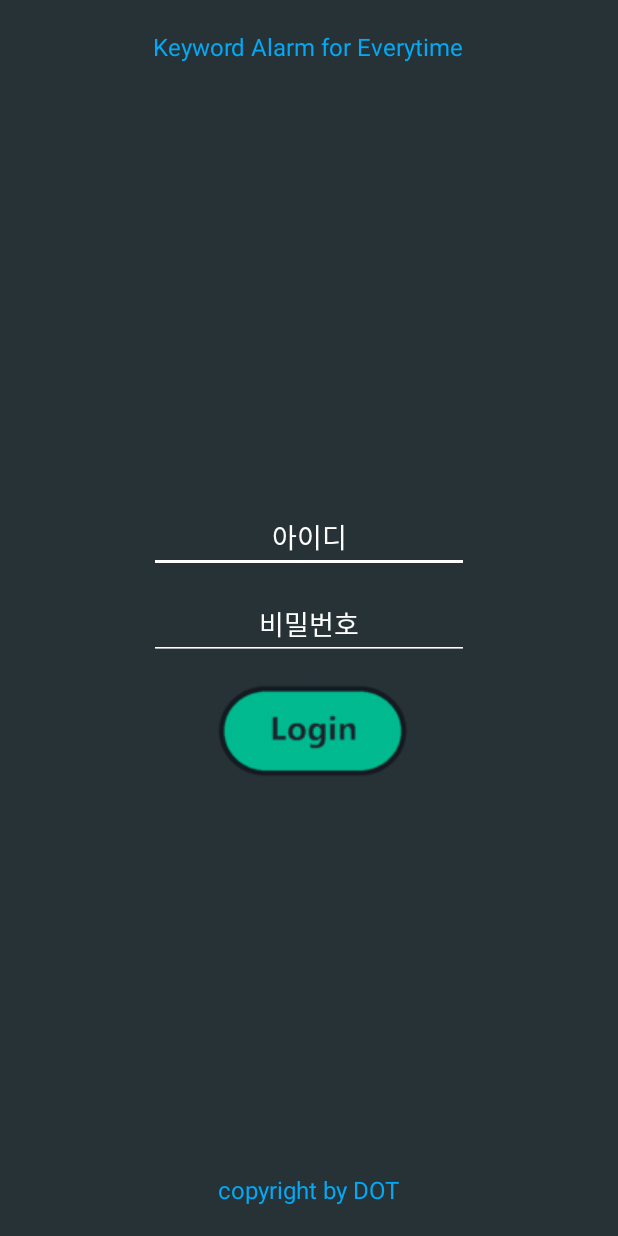
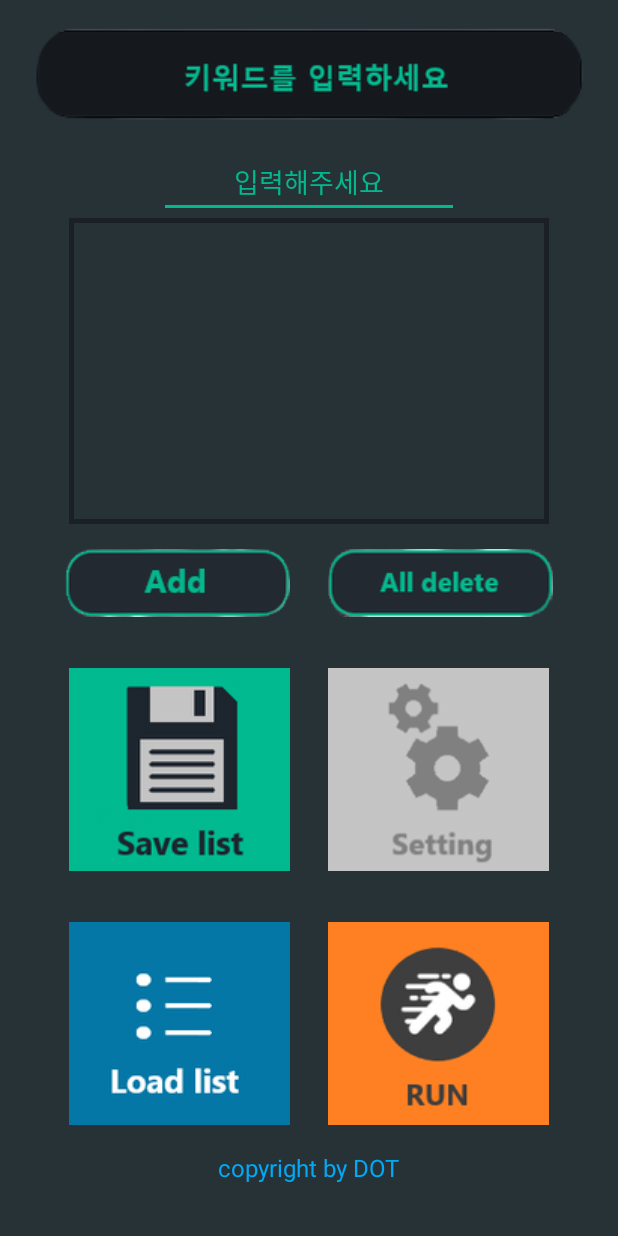
Before and after one commit to seungsu-lee-dev/EverytimeCrawler, an Android app: the screen it shows after launch (MainActivity before the commit, SubActivity after it), after a tap on an icon or button, on a phone screen of 412 x 824 dp. Run offline under Robolectric (Android 15) with nearby library versions, the phone set to English and light mode, and no system bars.

Commit message:
키보드 수정 한줄 제한

```diff
--- a/app/src/main/AndroidManifest.xml
+++ b/app/src/main/AndroidManifest.xml
@@ -16,6 +16,10 @@
                 <category android:name="android.intent.category.LAUNCHER" />
             </intent-filter>
         </activity>
+        <activity android:name="SubActivity"
+            android:windowSoftInputMode="adjustPan">
+        </activity>
     </application>
 
+
 </manifest>
--- a/app/src/main/java/com/cookandroid/everytimecrawler/MainActivity.java
+++ b/app/src/main/java/com/cookandroid/everytimecrawler/MainActivity.java
@@ -14,6 +14,7 @@ public class MainActivity extends AppCompatActivity {
     EditText login_id, login_password;
     String sId, sPw;
     Intent intent;
+    Intent intent1;
     ImageButton loginbutton;
     @Override
     protected void onCreate(Bundle savedInstanceState) {
@@ -30,6 +31,8 @@ public class MainActivity extends AppCompatActivity {
 
         loginbutton.setOnClickListener(new View.OnClickListener() {
             public void onClick(View v) {
+                intent1 = new Intent(getApplicationContext(), SubActivity.class);
+                startActivity(intent1);
                 startService(intent);
                 android.util.Log.i("크롤링 인텐트로 넘어감", "startService()");
             }
--- a/app/src/main/java/com/cookandroid/everytimecrawler/SubActivity.java
+++ b/app/src/main/java/com/cookandroid/everytimecrawler/SubActivity.java
@@ -4,6 +4,7 @@ import android.content.Intent;
 import android.os.Bundle;
 import android.view.View;
 
+import android.view.WindowManager;
 import android.widget.ArrayAdapter;
 
 import android.widget.EditText;
@@ -24,6 +25,7 @@ public class SubActivity extends AppCompatActivity {
     ListView listView;
     ImageButton btnAdd, btnDel, btnsave;
     EditText editText;
+
 
 
     @Override
--- a/app/src/main/res/layout/sub_main.xml
+++ b/app/src/main/res/layout/sub_main.xml
@@ -2,7 +2,6 @@
 <LinearLayout xmlns:android="http://schemas.android.com/apk/res/android"
     android:layout_width="match_parent"
     android:layout_height="match_parent"
-    android:layout_gravity="center"
     android:orientation="vertical"
     android:background="@color/colorNam"
 
@@ -13,15 +12,16 @@
         android:layout_width="wrap_content"
         android:layout_height="wrap_content"
         android:layout_gravity="center"
-        android:layout_marginTop="20dp"
+
         android:background="@android:color/transparent"
         android:clickable="true"
+        android:layout_weight="1"
         android:src="@drawable/newnew" />
     <LinearLayout
         android:orientation="horizontal"
         android:layout_width="200dp"
         android:layout_height="wrap_content"
-        android:layout_marginTop="1dp"
+
         android:layout_gravity="center"
         >
         <EditText
@@ -31,7 +31,7 @@
             android:id="@+id/editText"
             android:focusable="true"
             android:focusableInTouchMode="true"
-
+            android:singleLine="true"
             android:hint="입력해주세요"
             android:gravity="center"
             android:textColorHint="@color/colorGreen"
@@ -45,7 +45,7 @@
         android:layout_width="320dp"
         android:layout_height="170dp"
         android:layout_gravity="center"
-        android:layout_marginTop="7dp"
+        android:layout_weight="1"
 
         android:background="@drawable/xml_border"
         android:gravity="center">
@@ -56,8 +56,8 @@
             android:layout_height="170dp"
 
             android:divider="@color/colorWhite"
-            android:dividerHeight="1dp"
-            />
+            android:layout_weight="1"
+            android:dividerHeight="1dp" />
     </LinearLayout>
 
 
@@ -68,7 +68,8 @@
         android:layout_height="wrap_content"
         android:orientation="horizontal"
         android:layout_gravity="center_horizontal"
-        android:layout_marginTop="10dp">
+        android:layout_weight="1"
+        >
         <ImageButton
             android:id="@+id/btnAdd"
             android:layout_width="wrap_content"
@@ -78,7 +79,9 @@
             android:clickable="true"
             android:onClick="mOnClick"
             android:src="@drawable/add"
-            android:layout_marginRight="10dp"/>
+            android:layout_weight="1"
+            android:layout_marginRight="25dp"
+            />
 
         <ImageButton
             android:id="@+id/btnDel"
@@ -88,17 +91,18 @@
             android:background="@android:color/transparent"
             android:clickable="true"
             android:onClick="mOnClick"
+            android:layout_weight="1"
             android:src="@drawable/alldelete1" />
 
     </LinearLayout>
-//====================================================================
+    //====================================================================
     <LinearLayout
         android:layout_width="wrap_content"
         android:layout_height="wrap_content"
         android:orientation="horizontal"
         android:layout_gravity="center_horizontal"
-        android:layout_marginTop="10dp"
 
+        android:layout_weight="1"
         >
         <ImageButton
             android:id="@+id/savelist11"
@@ -110,7 +114,9 @@
             android:clickable="true"
             android:onClick="getList"
             android:src="@drawable/savelist1"
-            android:layout_marginRight="25dp"/>
+            android:layout_weight="1"
+            android:layout_marginRight="25dp"
+            />
 
         <ImageButton
             android:id="@+id/setting11"
@@ -121,6 +127,7 @@
             android:background="@android:color/transparent"
             android:clickable="true"
             android:onClick="setting11"
+            android:layout_weight="1"
             android:src="@drawable/setting1" />
 
     </LinearLayout>
@@ -131,7 +138,7 @@
         android:orientation="horizontal"
         android:layout_gravity="center_horizontal"
 
-
+        android:layout_weight="1"
         >
         <ImageButton
             android:id="@+id/loadlist1"
@@ -143,6 +150,7 @@
             android:clickable="true"
             android:onClick="getList"
             android:src="@drawable/loadlist"
+            android:layout_weight="1"
             android:layout_marginRight="25dp"/>
 
         <ImageButton
@@ -153,10 +161,22 @@
 
             android:background="@android:color/transparent"
             android:clickable="true"
+            android:layout_weight="1"
 
             android:src="@drawable/run" />
 
     </LinearLayout>
+    <TextView
+        android:id="@+id/textViewcopyright"
+        android:layout_width="wrap_content"
+        android:layout_height="wrap_content"
+        android:layout_gravity="center"
 
+        android:gravity="top"
+        android:text="copyright by DOT"
+        android:textColor="#03A9F4"
+        android:textSize="16dp"
+        android:layout_weight="1"
+        />
 
 </LinearLayout>
```
